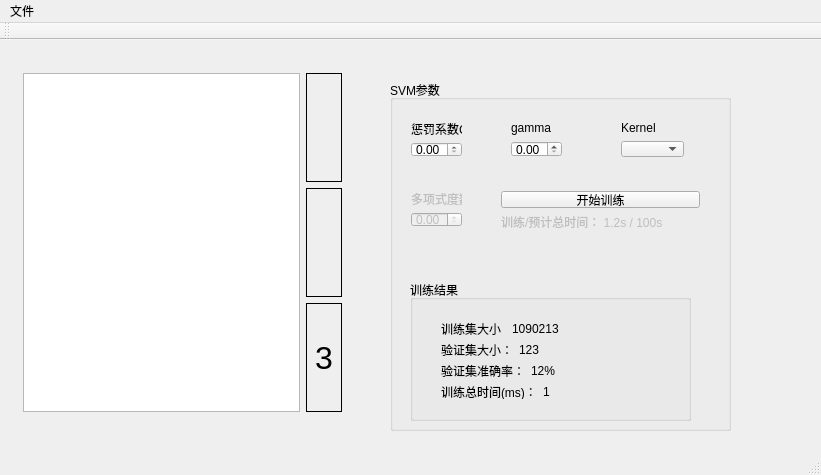
Qt form src/trainingFrontEnd/mainwindow.ui (Penguinang/PlateRecog) before a commit.
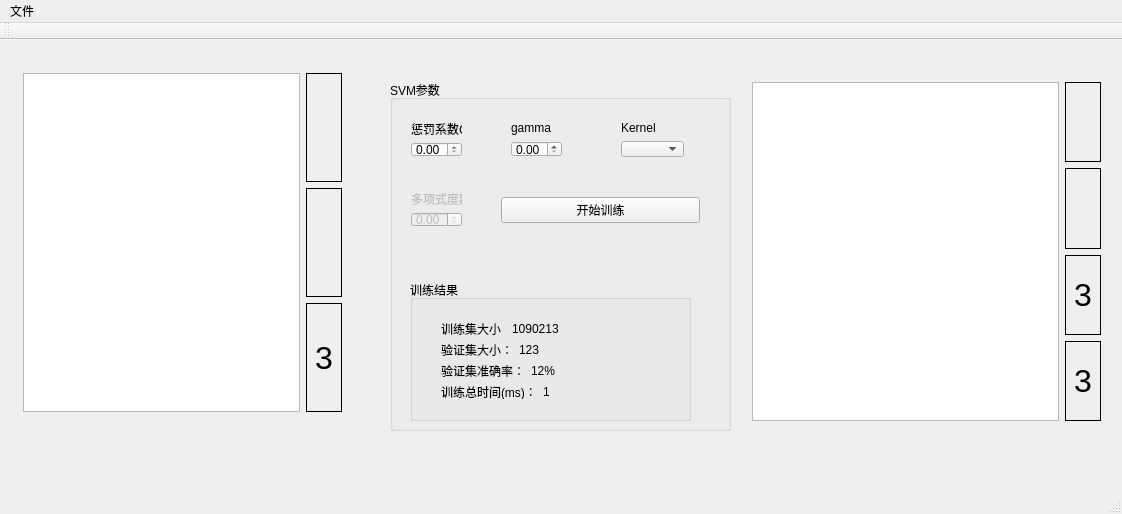
The same form after that commit. Icons and pictures are not drawn.

The edit to the form file:
```diff
--- a/src/trainingFrontEnd/mainwindow.ui
+++ b/src/trainingFrontEnd/mainwindow.ui
@@ -6,8 +6,8 @@
    <rect>
     <x>0</x>
     <y>0</y>
-    <width>821</width>
-    <height>475</height>
+    <width>1122</width>
+    <height>514</height>
    </rect>
   </property>
   <property name="windowTitle">
@@ -38,7 +38,7 @@
      <property name="title">
       <string>训练结果</string>
      </property>
-     <widget class="QWidget" name="">
+     <widget class="QWidget" name="layoutWidget">
       <property name="geometry">
        <rect>
         <x>20</x>
@@ -210,16 +210,6 @@
         </property>
        </widget>
       </item>
-      <item>
-       <widget class="QLabel" name="time_label">
-        <property name="enabled">
-         <bool>false</bool>
-        </property>
-        <property name="text">
-         <string>训练/预计总时间： 1.2s / 100s</string>
-        </property>
-       </widget>
-      </item>
      </layout>
     </widget>
     <widget class="QWidget" name="layoutWidget_2">
@@ -324,13 +314,100 @@
      </item>
     </layout>
    </widget>
+   <widget class="QWidget" name="">
+    <property name="geometry">
+     <rect>
+      <x>741</x>
+      <y>31</y>
+      <width>371</width>
+      <height>361</height>
+     </rect>
+    </property>
+    <layout class="QHBoxLayout" name="horizontalLayout_6">
+     <item>
+      <widget class="QListWidget" name="allTestFiles"/>
+     </item>
+     <item>
+      <layout class="QVBoxLayout" name="verticalLayout_8">
+       <item>
+        <widget class="QLabel" name="testOriginalImage">
+         <property name="frameShape">
+          <enum>QFrame::Box</enum>
+         </property>
+         <property name="text">
+          <string/>
+         </property>
+         <property name="pixmap">
+          <pixmap>../../bin/platecharsamples/chars/_3/00800_颜色法_5_指数_13.jpg</pixmap>
+         </property>
+         <property name="margin">
+          <number>15</number>
+         </property>
+         <property name="indent">
+          <number>-1</number>
+         </property>
+        </widget>
+       </item>
+       <item>
+        <widget class="QLabel" name="testHOGImage">
+         <property name="frameShape">
+          <enum>QFrame::Box</enum>
+         </property>
+         <property name="text">
+          <string/>
+         </property>
+         <property name="pixmap">
+          <pixmap>../../bin/platecharsamples/chars/_3/00800_颜色法_5_指数_13.jpg</pixmap>
+         </property>
+         <property name="margin">
+          <number>15</number>
+         </property>
+         <property name="indent">
+          <number>-1</number>
+         </property>
+        </widget>
+       </item>
+       <item>
+        <widget class="QLabel" name="testImageLabel">
+         <property name="font">
+          <font>
+           <pointsize>24</pointsize>
+          </font>
+         </property>
+         <property name="frameShape">
+          <enum>QFrame::Box</enum>
+         </property>
+         <property name="text">
+          <string>3</string>
+         </property>
+        </widget>
+       </item>
+       <item>
+        <widget class="QLabel" name="predictedTestLabel">
+         <property name="font">
+          <font>
+           <pointsize>24</pointsize>
+          </font>
+         </property>
+         <property name="frameShape">
+          <enum>QFrame::Box</enum>
+         </property>
+         <property name="text">
+          <string>3</string>
+         </property>
+        </widget>
+       </item>
+      </layout>
+     </item>
+    </layout>
+   </widget>
   </widget>
   <widget class="QMenuBar" name="menuBar">
    <property name="geometry">
     <rect>
      <x>0</x>
      <y>0</y>
-     <width>821</width>
+     <width>1122</width>
      <height>30</height>
     </rect>
    </property>
```
Left out of the diff: 4 changed lines with no effect on the pictures.
